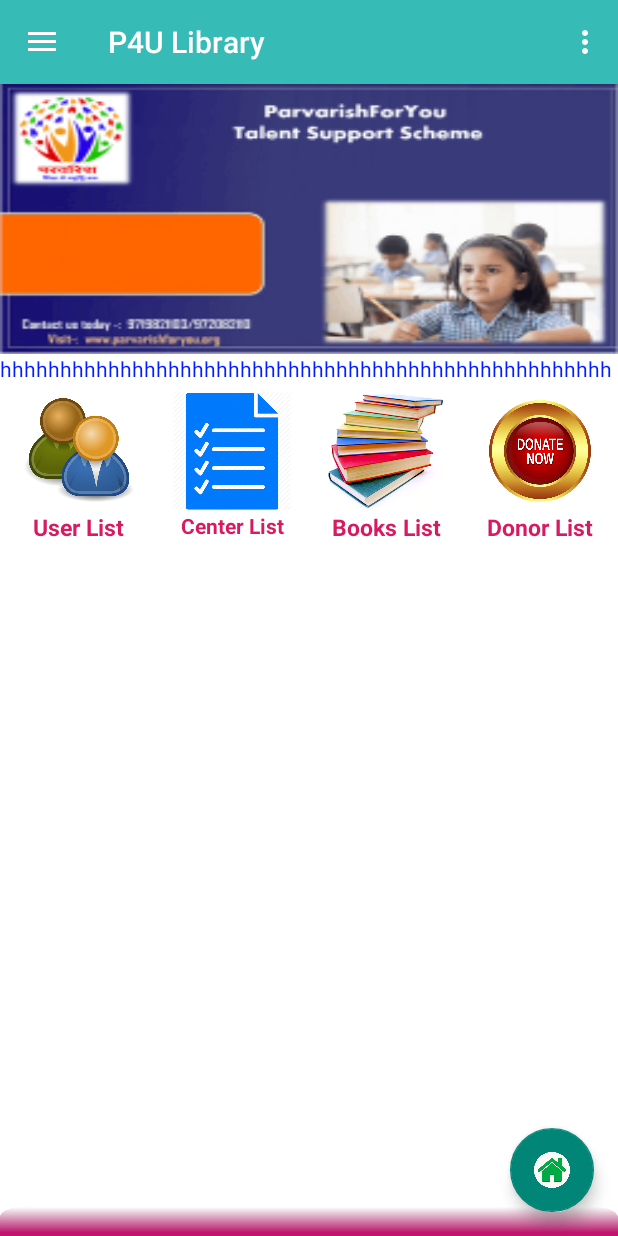
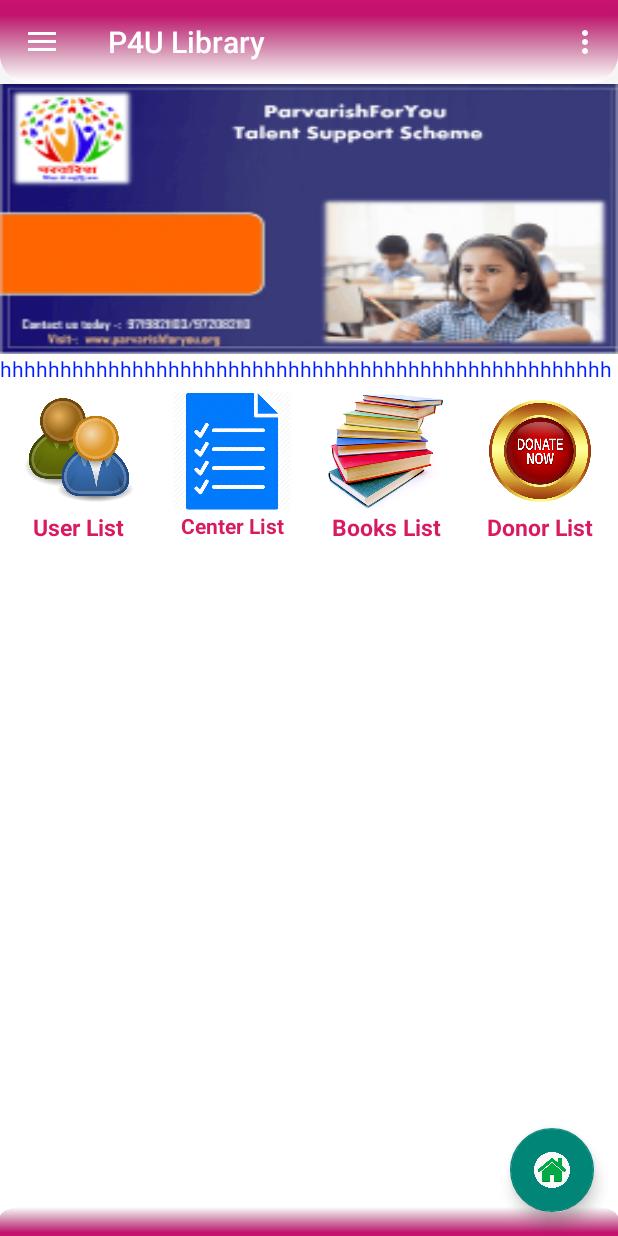
Before and after one commit to pramodmauryapk/testp4u, an Android app: the MainActivity screen opened directly, with no data from a screen before it, on a phone screen of 412 x 824 dp. Run offline under Robolectric (Android 15) with nearby library versions, the phone set to English and light mode, and no system bars; our stand-ins replace Firebase (no records; nobody signed in at launch, a user with empty details on screens opened directly); 3 statements that could not run were skipped.

Commit message:
new look

```diff
--- a/app/src/main/java/my/app/p4ulibrary/main_menu/HomeFragment.java
+++ b/app/src/main/java/my/app/p4ulibrary/main_menu/HomeFragment.java
@@ -127,10 +127,9 @@ public class HomeFragment extends Fragment {
 		return v;
 
 	}
+	/*
 	@Override
 	public void onStart() {
-
-
 		h.postDelayed(new Runnable() {
 						  public void run() {
 							  pagerIndex[0]++;
@@ -146,7 +145,7 @@ public class HomeFragment extends Fragment {
 				, delay);
 
 		super.onStart();
-	}
+	}*/
 	private void show(DataSnapshot dataSnapshot){
 
 			for (DataSnapshot ds : dataSnapshot.getChildren ()) {
--- a/app/src/main/res/layout/app_bar_main.xml
+++ b/app/src/main/res/layout/app_bar_main.xml
@@ -15,7 +15,7 @@
             android:id="@+id/toolbar"
             android:layout_width="match_parent"
             android:layout_height="?attr/actionBarSize"
-            android:background="@color/blue"
+            android:background="@drawable/upbar"
             app:popupTheme="@style/AppTheme.PopupOverlay" />
 
     </com.google.android.material.appbar.AppBarLayout>
--- a/app/src/main/res/layout/content_main.xml
+++ b/app/src/main/res/layout/content_main.xml
@@ -7,23 +7,7 @@
     app:layout_behavior="@string/appbar_scrolling_view_behavior"
     tools:context=".main_menu.MainActivity"
     tools:showIn="@layout/app_bar_main">
-    <LinearLayout
-        android:id="@+id/headerlayout"
-        android:layout_width="wrap_content"
-        android:layout_height="wrap_content"
-        android:layout_alignParentTop="true"
-        android:gravity="center_horizontal"
-        android:orientation="horizontal">
-        <ImageView
-            android:layout_width="wrap_content"
-            android:background="@drawable/upbar"
-            android:layout_gravity="bottom"
-            android:layout_height="20dp"
-            android:contentDescription="@string/parvarish_knowledge_center">
 
-        </ImageView>
-
-    </LinearLayout>
     <FrameLayout
         android:id="@+id/content_frame"
         android:layout_width="match_parent"
```
